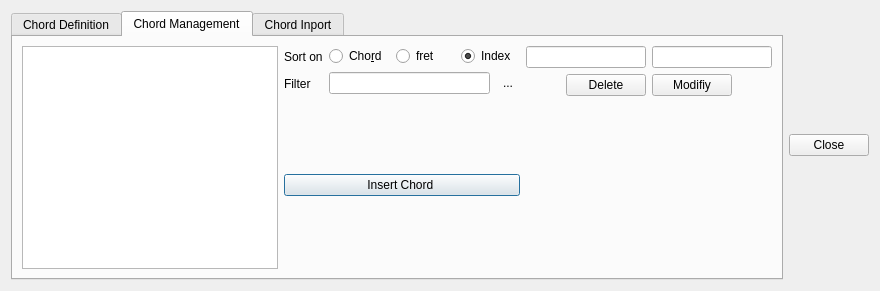
Before: the Qt Designer form ui/dialogchorddefinition.ui in jpcima/chordv, drawn with Qt 5.
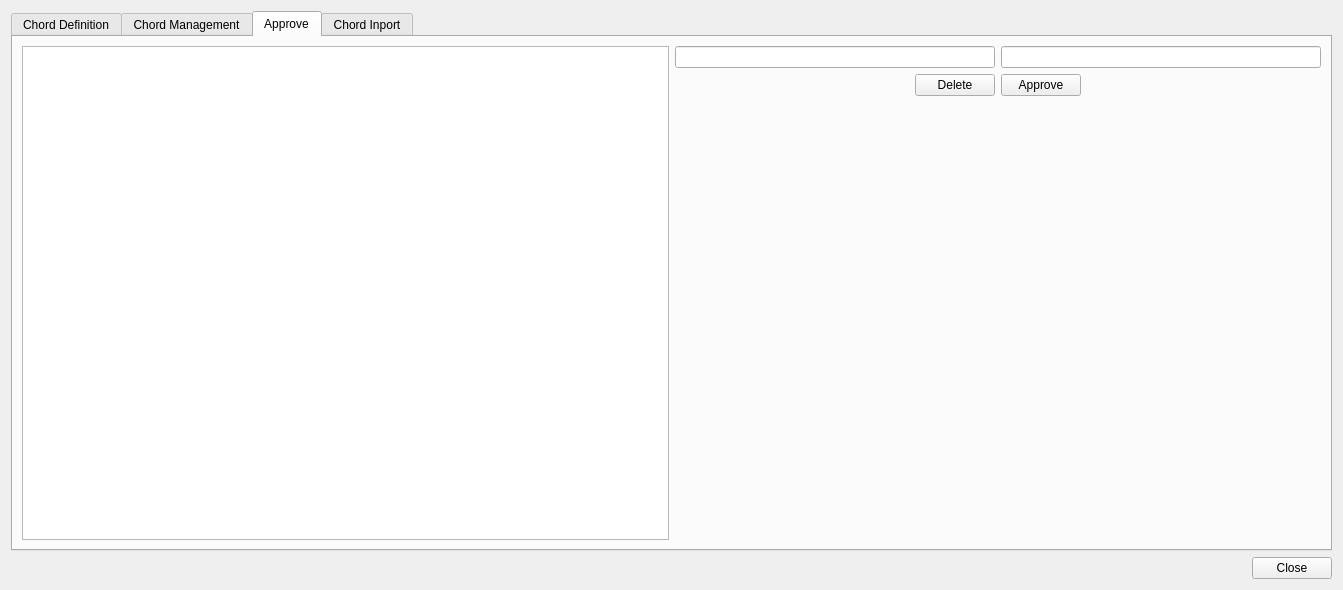
After: the same form once the commit is applied. Icons and pictures are not drawn. Custom widgets are drawn as their Qt base class.

Commit message: Convert 2lines chords to chordpro fonction

Diff of the .ui file:
```diff
--- a/ui/dialogchorddefinition.ui
+++ b/ui/dialogchorddefinition.ui
@@ -6,14 +6,16 @@
    <rect>
     <x>0</x>
     <y>0</y>
-    <width>880</width>
-    <height>291</height>
+    <width>1343</width>
+    <height>590</height>
    </rect>
   </property>
   <property name="windowTitle">
    <string>Chord Definition</string>
   </property>
-  <layout class="QHBoxLayout" name="horizontalLayout_4">
+  <layout class="QHBoxLayout" name="horizontalLayout_17">
+   <item>
+    <layout class="QVBoxLayout" name="verticalLayout_11">
    <item>
     <layout class="QVBoxLayout" name="verticalLayout_2">
      <item>
@@ -21,7 +23,7 @@
        <item>
         <widget class="QTabWidget" name="tabWidget">
          <property name="currentIndex">
-          <number>1</number>
+            <number>2</number>
          </property>
          <property name="movable">
           <bool>true</bool>
@@ -294,6 +296,81 @@
            </item>
           </layout>
          </widget>
+           <widget class="QWidget" name="tab_3">
+            <attribute name="title">
+             <string>Approve</string>
+            </attribute>
+            <layout class="QHBoxLayout" name="horizontalLayout_16">
+             <item>
+              <layout class="QHBoxLayout" name="horizontalLayout_15">
+               <item>
+                <widget class="QTableView" name="tableViewNonApproved"/>
+               </item>
+               <item>
+                <layout class="QVBoxLayout" name="verticalLayout_10">
+                 <item>
+                  <layout class="QHBoxLayout" name="horizontalLayout_13">
+                   <item>
+                    <widget class="QLineEdit" name="lineEditNameNoApproved"/>
+                   </item>
+                   <item>
+                    <widget class="QLineEdit" name="lineEditValueNoApproved"/>
+                   </item>
+                  </layout>
+                 </item>
+                 <item>
+                  <layout class="QHBoxLayout" name="horizontalLayout_14">
+                   <item>
+                    <spacer name="horizontalSpacer_5">
+                     <property name="orientation">
+                      <enum>Qt::Horizontal</enum>
+                     </property>
+                     <property name="sizeHint" stdset="0">
+                      <size>
+                       <width>40</width>
+                       <height>20</height>
+                      </size>
+                     </property>
+                    </spacer>
+                   </item>
+                   <item>
+                    <widget class="QPushButton" name="pushButtonApprove">
+                     <property name="text">
+                      <string>Delete</string>
+                     </property>
+                    </widget>
+                   </item>
+                   <item>
+                    <widget class="QPushButton" name="pushButtonDeleteApprove">
+                     <property name="text">
+                      <string>Approve</string>
+                     </property>
+                    </widget>
+                   </item>
+                   <item>
+                    <spacer name="horizontalSpacer_6">
+                     <property name="orientation">
+                      <enum>Qt::Horizontal</enum>
+                     </property>
+                     <property name="sizeHint" stdset="0">
+                      <size>
+                       <width>40</width>
+                       <height>20</height>
+                      </size>
+                     </property>
+                    </spacer>
+                   </item>
+                  </layout>
+                 </item>
+                 <item>
+                  <widget class="ChordDiagram" name="widget_2" native="true"/>
+                 </item>
+                </layout>
+               </item>
+              </layout>
+             </item>
+            </layout>
+           </widget>
          <widget class="QWidget" name="tab">
           <attribute name="title">
            <string>Chord Inport</string>
@@ -358,6 +435,25 @@
           </layout>
          </widget>
         </widget>
+         </item>
+        </layout>
+       </item>
+      </layout>
+     </item>
+     <item>
+      <layout class="QHBoxLayout" name="horizontalLayout_4">
+       <item>
+        <spacer name="horizontalSpacer">
+         <property name="orientation">
+          <enum>Qt::Horizontal</enum>
+         </property>
+         <property name="sizeHint" stdset="0">
+          <size>
+           <width>40</width>
+           <height>20</height>
+          </size>
+         </property>
+        </spacer>
        </item>
        <item>
         <widget class="QPushButton" name="pushButtonCancel">
```
Lines whose indentation alone changed are shown as unchanged. The commit also changes 17 other files.
